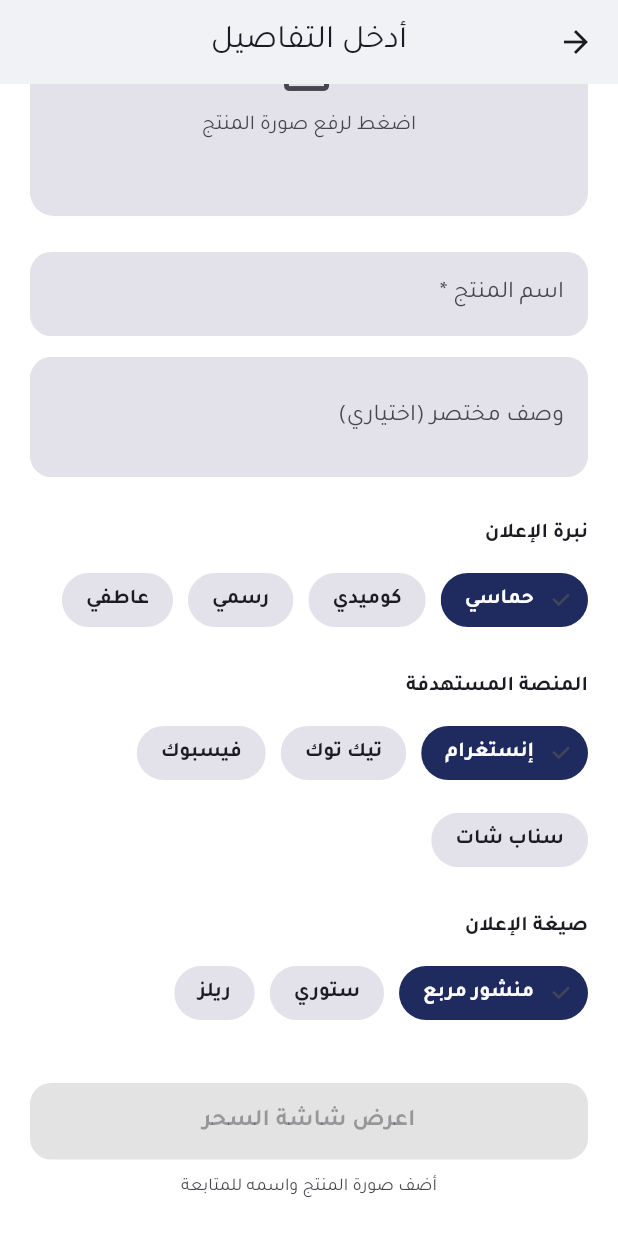
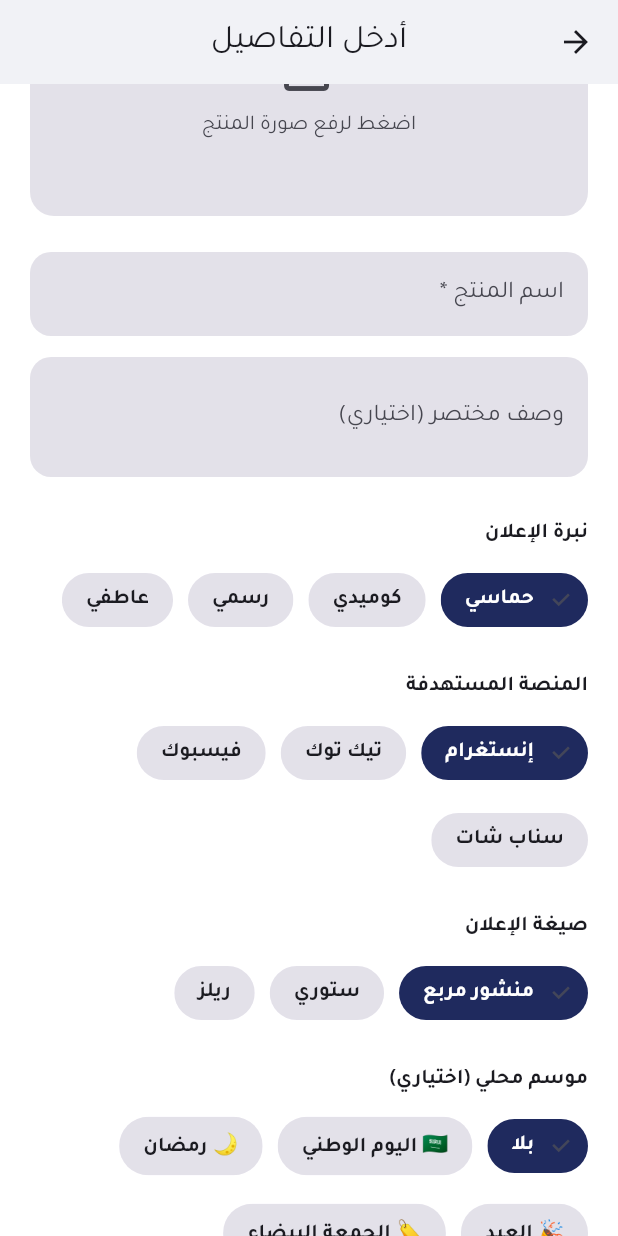
Before and after one commit to mohammed981-tjn/zol, a Flutter app: the UploadDetailsScreen screen opened directly, scrolled down 173 dp, on a phone screen of 412 x 824 dp. Run offline on Flutter 3.47's test engine with Material 3 defaults, Android fonts, the phone set to English and light mode, and no system bars; our stand-ins replace flutter_map, geolocator, image_picker, latlong2, share_plus, shared_preferences; missing offline and left inert: moyasar; accounts and stored records are empty.

Commit message:
قوالب المواسم المحلية: اليوم الوطني ورمضان والعيد والجمعة البيضاء وموسم الرياض
- SeasonalTheme (seasonal_theme.dart): موسم اختياري يُختار من صفحة
  التفاصيل، يحمل هاشتاقًا وجملة حملة احتفالية ولونًا خاصًا به.
- AdGenerator يضيف جملة الحملة والهاشتاق فوق مفردات النشاط بلا استبدالها.
- AdPalette.resolve يقبل الآن seasonColor بأولوية بين لون العلامة (الأسبق
  دائمًا) ولون المنتج المستخرَج تلقائيًا.
- AdDesignPreview يعرض شارة ملوّنة باسم الموسم في زاوية التصميم.
- UploadDetailsScreen: قسم "موسم محلي (اختياري)" برقائق لكل موسم.
- إصلاح تسلسل اختبار "Continue button stays disabled..." — إضافة قسم
  الموسم أطالت المحتوى فصار التمرير الكامل لأسفل قبل الكتابة يُخرج حقل
  الاسم من نطاق تخزين ListView المؤقت.
- 40 اختبارًا ناجحًا (3 اختبارات جديدة) وتحقق فعلي عبر تشغيل نسخة الويب
  في المتصفح.

Co-Authored-By: Claude Sonnet 5 <noreply@anthropic.com>
Claude-Session: https://claude.ai/code/session_01VALDLhqwfskeSHVVzjjhSQ

```diff
--- a/lib/models/ad_brief.dart
+++ b/lib/models/ad_brief.dart
@@ -2,6 +2,7 @@ import 'dart:convert';
 import 'dart:typed_data';
 
 import 'business_category.dart';
+import 'seasonal_theme.dart';
 
 class AdBrief {
   AdBrief({
@@ -13,6 +14,7 @@ class AdBrief {
     this.category = BusinessCategory.retail,
     this.imageBytes,
     this.paletteColor,
+    this.season,
   });
 
   final String productName;
@@ -31,6 +33,10 @@ class AdBrief {
   /// لوحته حين لا يكون للتاجر لون علامة محدّد.
   final int? paletteColor;
 
+  /// موسم محلي اختياري (اليوم الوطني، رمضان، ...) يضيف طابعًا احتفاليًا
+  /// للنص واللوحة والشارة دون تغيير مفردات النشاط نفسها.
+  final SeasonalTheme? season;
+
   bool get hasProductImage => imageBytes != null;
 
   Map<String, dynamic> toJson() => {
@@ -41,6 +47,7 @@ class AdBrief {
     'format': format,
     'category': category.name,
     'paletteColor': paletteColor,
+    if (season != null) 'season': season!.name,
     // تُحفظ الصورة (مضغوطة مسبقًا عبر ImageStore) حتى يمكن فتح الإعلان
     // من المكتبة وإعادة تصديره أو طباعته بعد إغلاق التطبيق.
     if (imageBytes != null) 'imageBytes': base64Encode(imageBytes!),
@@ -55,6 +62,7 @@ class AdBrief {
     category: category,
     imageBytes: imageBytes ?? this.imageBytes,
     paletteColor: paletteColor,
+    season: season,
   );
 
   factory AdBrief.fromJson(Map<String, dynamic> json) => AdBrief(
@@ -68,6 +76,9 @@ class AdBrief {
       orElse: () => BusinessCategory.retail,
     ),
     paletteColor: json['paletteColor'] as int?,
+    season: SeasonalTheme.values
+        .cast<SeasonalTheme?>()
+        .firstWhere((s) => s?.name == json['season'], orElse: () => null),
     imageBytes: switch (json['imageBytes']) {
       final String encoded when encoded.isNotEmpty => _tryDecode(encoded),
       _ => null,
--- /dev/null
+++ b/lib/models/seasonal_theme.dart
@@ -0,0 +1,55 @@
+import 'package:flutter/material.dart';
+
+/// مواسم محلية ذروة الطلب — تمنح التصميم طابعًا احتفاليًا فوريًا (لون
+/// وهاشتاق وجملة حملة) دون الحاجة لقالب رسومي منفصل لكل موسم. قوالب
+/// Canva العربية للمواسم مجرد ترجمة لتصاميم غربية؛ هذه مواسم حقيقية
+/// لذروة الطلب المحلي.
+enum SeasonalTheme { nationalDay, ramadan, eid, whiteFriday, riyadhSeason }
+
+extension SeasonalThemeInfo on SeasonalTheme {
+  String get label => switch (this) {
+    SeasonalTheme.nationalDay => 'اليوم الوطني',
+    SeasonalTheme.ramadan => 'رمضان',
+    SeasonalTheme.eid => 'العيد',
+    SeasonalTheme.whiteFriday => 'الجمعة البيضاء',
+    SeasonalTheme.riyadhSeason => 'موسم الرياض',
+  };
+
+  String get emoji => switch (this) {
+    SeasonalTheme.nationalDay => '🇸🇦',
+    SeasonalTheme.ramadan => '🌙',
+    SeasonalTheme.eid => '🎉',
+    SeasonalTheme.whiteFriday => '🏷️',
+    SeasonalTheme.riyadhSeason => '🎪',
+  };
+
+  /// جملة حملة قصيرة تُدمج في نص الإعلان — تضيف طابعًا احتفاليًا فوق
+  /// مفردات النشاط، لا تستبدلها.
+  String get campaignPhrase => switch (this) {
+    SeasonalTheme.nationalDay => 'احتفالًا باليوم الوطني',
+    SeasonalTheme.ramadan => 'في أجواء رمضان',
+    SeasonalTheme.eid => 'بمناسبة فرحة العيد',
+    SeasonalTheme.whiteFriday => 'ضمن عروض الجمعة البيضاء',
+    SeasonalTheme.riyadhSeason => 'ضمن فعاليات موسم الرياض',
+  };
+
+  String get hashtag => switch (this) {
+    SeasonalTheme.nationalDay => '#اليوم_الوطني',
+    SeasonalTheme.ramadan => '#رمضان',
+    SeasonalTheme.eid => '#عيدكم_مبارك',
+    SeasonalTheme.whiteFriday => '#الجمعة_البيضاء',
+    SeasonalTheme.riyadhSeason => '#موسم_الرياض',
+  };
+
+  /// لون الموسم — شارة التصميم ولوحة الألوان حين لا يوجد لون علامة
+  /// (Brand Kit) محدَّد.
+  Color get color => switch (this) {
+    SeasonalTheme.nationalDay => const Color(0xFF006C35),
+    SeasonalTheme.ramadan => const Color(0xFF241748),
+    SeasonalTheme.eid => const Color(0xFF0F7B6C),
+    SeasonalTheme.whiteFriday => const Color(0xFF111111),
+    SeasonalTheme.riyadhSeason => const Color(0xFF6A1B9A),
+  };
+
+  int get colorValue => color.toARGB32();
+}
--- a/lib/screens/create_ad/upload_details_screen.dart
+++ b/lib/screens/create_ad/upload_details_screen.dart
@@ -3,6 +3,7 @@ import 'package:flutter/material.dart';
 import 'package:image_picker/image_picker.dart';
 import '../../models/ad_brief.dart';
 import '../../models/ad_template.dart';
+import '../../models/seasonal_theme.dart';
 import '../../services/background_remover.dart';
 import '../../services/palette_extractor.dart';
 import '../../state/app_state.dart';
@@ -52,6 +53,7 @@ class _UploadDetailsScreenState extends State<UploadDetailsScreen> {
   bool _useCutout = false;
   bool _isolating = false;
   bool _picking = false;
+  SeasonalTheme? _season;
 
   bool get _canContinue =>
       _imageBytes != null && _nameController.text.trim().isNotEmpty;
@@ -174,6 +176,8 @@ class _UploadDetailsScreenState extends State<UploadDetailsScreen> {
               selected: _selectedFormat,
               onSelected: (v) => setState(() => _selectedFormat = v),
             ),
+            const SizedBox(height: 24),
+            _buildSeasonPicker(),
             const SizedBox(height: 36),
             ElevatedButton(
               onPressed: _canContinue
@@ -194,6 +198,7 @@ class _UploadDetailsScreenState extends State<UploadDetailsScreen> {
                                   ? _cutoutBytes
                                   : _imageBytes,
                               paletteColor: _paletteColor,
+                              season: _season,
                             ),
                           ),
                         ),
@@ -226,6 +231,53 @@ class _UploadDetailsScreenState extends State<UploadDetailsScreen> {
         borderRadius: BorderRadius.circular(14),
         borderSide: BorderSide.none,
       ),
+    );
+  }
+
+  /// موسم محلي اختياري (اليوم الوطني، رمضان، ...) — يضيف شارة وهاشتاقًا
+  /// وجملة حملة احتفالية للتصميم دون تغيير مفردات النشاط. كله محلي بلا
+  /// خادم، ومناسب لمواسم ذروة الطلب التي لا تغطيها قوالب Canva العربية
+  /// (مجرد ترجمة لتصاميم غربية).
+  Widget _buildSeasonPicker() {
+    return Column(
+      crossAxisAlignment: CrossAxisAlignment.start,
+      children: [
+        Text(
+          'موسم محلي (اختياري)',
+          style: TextStyle(
+            fontWeight: FontWeight.bold,
+            color: context.scheme.onSurface,
+          ),
+        ),
+        const SizedBox(height: 10),
+        Wrap(
+          spacing: 10,
+          runSpacing: 10,
+          children: [
+            _seasonChip(null, 'بلا'),
+            for (final season in SeasonalTheme.values)
+              _seasonChip(season, '${season.emoji} ${season.label}'),
+          ],
+        ),
+      ],
+    );
+  }
+
+  Widget _seasonChip(SeasonalTheme? season, String label) {
+    final isSelected = _season == season;
+    return ChoiceChip(
+      key: ValueKey('season-${season?.name ?? 'none'}'),
+      label: Text(label),
+      selected: isSelected,
+      onSelected: (_) => setState(() => _season = season),
+      selectedColor: season?.color ?? context.scheme.primary,
+      labelStyle: TextStyle(
+        color: isSelected ? Colors.white : context.scheme.onSurface,
+        fontWeight: FontWeight.w600,
+      ),
+      backgroundColor: context.cardBg,
+      shape: RoundedRectangleBorder(borderRadius: BorderRadius.circular(20)),
+      side: BorderSide.none,
     );
   }
 
```
Also changed, not shown: lib/models/ad_template.dart (+5 -2 lines), lib/services/ad_generator.dart (+8 -3 lines), lib/widgets/ad_design_preview.dart (+38 -0 lines), 2 other files.
